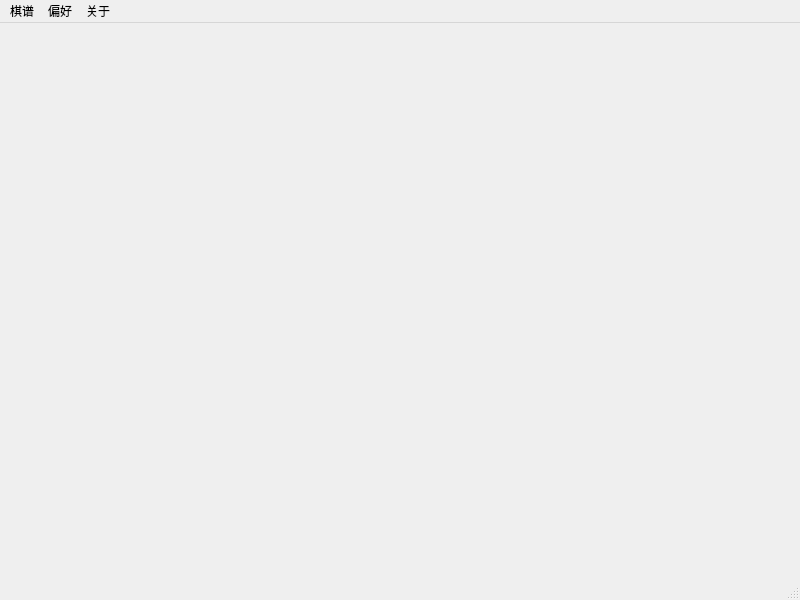
First picture: the form in mainwindow.ui, repository huang-tianze/Gomoku, before the edit.
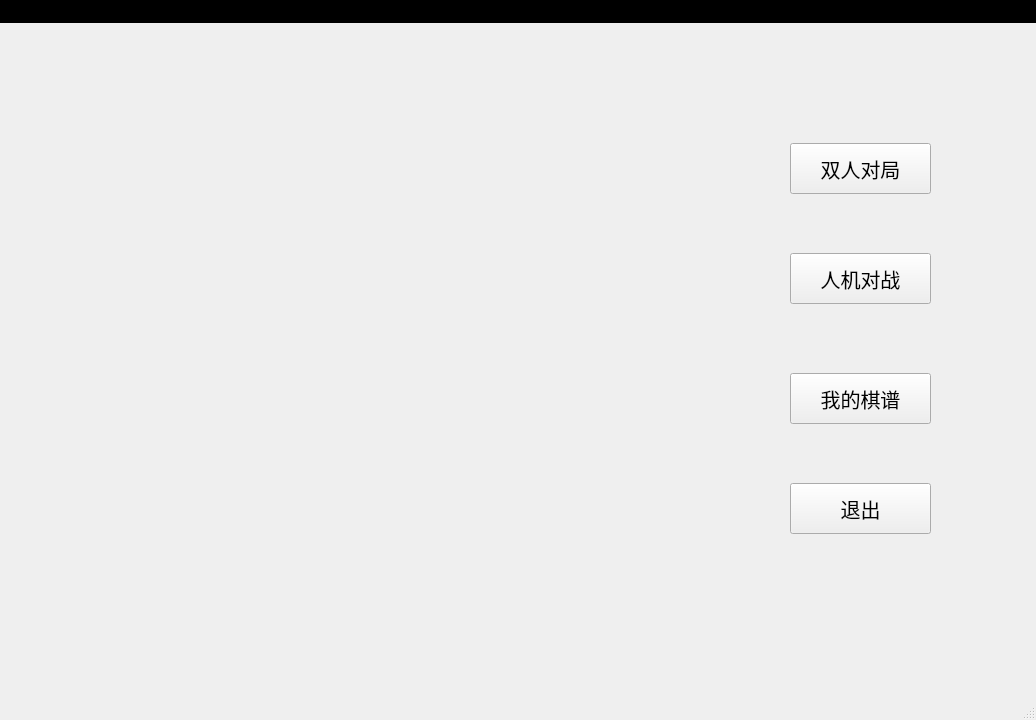
Second picture: the form after the edit. Icons and pictures are not drawn.

Commit message: 增加背景、按钮，主页面样式基本完成

What changed in the file:
```diff
--- a/mainwindow.ui
+++ b/mainwindow.ui
@@ -6,23 +6,107 @@
    <rect>
     <x>0</x>
     <y>0</y>
-    <width>800</width>
-    <height>600</height>
+    <width>1036</width>
+    <height>720</height>
    </rect>
   </property>
+  <property name="maximumSize">
+   <size>
+    <width>1036</width>
+    <height>720</height>
+   </size>
+  </property>
   <property name="windowTitle">
    <string>MainWindow</string>
   </property>
-  <widget class="QWidget" name="centralwidget"/>
+  <property name="styleSheet">
+   <string notr="true"/>
+  </property>
+  <widget class="QWidget" name="centralwidget">
+   <property name="styleSheet">
+    <string notr="true">background-image: url(:/pic/Main.png);</string>
+   </property>
+   <widget class="QPushButton" name="pushButton">
+    <property name="geometry">
+     <rect>
+      <x>790</x>
+      <y>120</y>
+      <width>141</width>
+      <height>51</height>
+     </rect>
+    </property>
+    <property name="styleSheet">
+     <string notr="true">font-size:20px;
+color:rgb(0,0,0);</string>
+    </property>
+    <property name="text">
+     <string>双人对局</string>
+    </property>
+   </widget>
+   <widget class="QPushButton" name="pushButton_2">
+    <property name="geometry">
+     <rect>
+      <x>790</x>
+      <y>230</y>
+      <width>141</width>
+      <height>51</height>
+     </rect>
+    </property>
+    <property name="styleSheet">
+     <string notr="true">font-size:20px;
+color:rgb(0,0,0);</string>
+    </property>
+    <property name="text">
+     <string>人机对战</string>
+    </property>
+   </widget>
+   <widget class="QPushButton" name="pushButton_3">
+    <property name="geometry">
+     <rect>
+      <x>790</x>
+      <y>350</y>
+      <width>141</width>
+      <height>51</height>
+     </rect>
+    </property>
+    <property name="styleSheet">
+     <string notr="true">font-size:20px;
+color:rgb(0,0,0);</string>
+    </property>
+    <property name="text">
+     <string>我的棋谱</string>
+    </property>
+   </widget>
+   <widget class="QPushButton" name="pushButton_4">
+    <property name="geometry">
+     <rect>
+      <x>790</x>
+      <y>460</y>
+      <width>141</width>
+      <height>51</height>
+     </rect>
+    </property>
+    <property name="styleSheet">
+     <string notr="true">font-size:20px;
+color:rgb(0,0,0);</string>
+    </property>
+    <property name="text">
+     <string>退出</string>
+    </property>
+   </widget>
+  </widget>
   <widget class="QMenuBar" name="menubar">
    <property name="geometry">
     <rect>
      <x>0</x>
      <y>0</y>
-     <width>800</width>
+     <width>1036</width>
      <height>17</height>
     </rect>
    </property>
+   <property name="styleSheet">
+    <string notr="true">background-color: rgb(0, 0, 0);</string>
+   </property>
    <widget class="QMenu" name="menu">
     <property name="title">
      <string>棋谱</string>
@@ -41,7 +125,7 @@
    </widget>
    <widget class="QMenu" name="menu_3">
     <property name="title">
-     <string>偏好</string>
+     <string>设置</string>
     </property>
     <addaction name="actionAutoSave"/>
    </widget>
```
Left out of the diff: 33 changed lines with no effect on the pictures. The commit also changes 6 other files.
